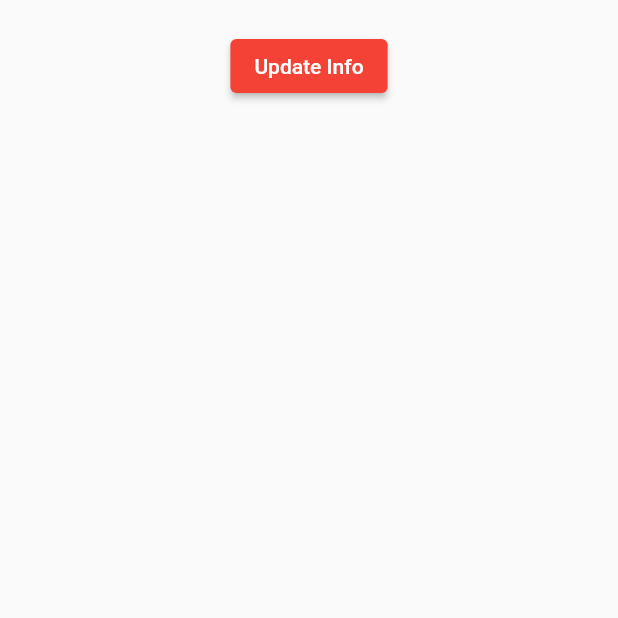
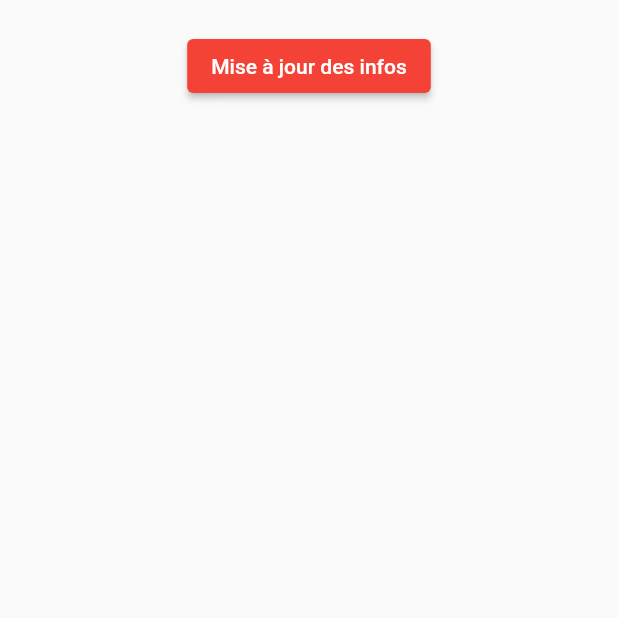
Before and after one commit to adnanedrief/Gestion_Absences_employees_Flutter, a Flutter app: the ProfilePage screen opened directly, on a phone screen of 412 x 824 dp, the top half of it. Run offline on Flutter 3.47's test engine with Material 2 defaults, Android fonts, the phone set to English and light mode, and no system bars; our stand-ins replace cloud_firestore, file_picker, firebase_auth, firebase_core, firebase_storage, flutter_signin_button and 5 more; missing offline and left inert: email_auth, firebase_auth_web, firebase_core_web, flutter_email_sender, flutter_phone_direct_caller, kommunicate_flutter and 1 more; accounts and stored records are empty.

Commit message:
final commit ig

```diff
--- a/lib/Employee/profilepage.dart
+++ b/lib/Employee/profilepage.dart
@@ -315,7 +315,7 @@ class _ProfilePageState extends State<ProfilePage> {
             Row(mainAxisAlignment: MainAxisAlignment.center, children: [
               Container(
                 child: ElevatedButton(
-                    child: Text("Update Info"),
+                    child: Text("Mise à jour des infos"),
                     onPressed: () => _showUpdatePannel()),
               ),
               // SizedBox(
```
